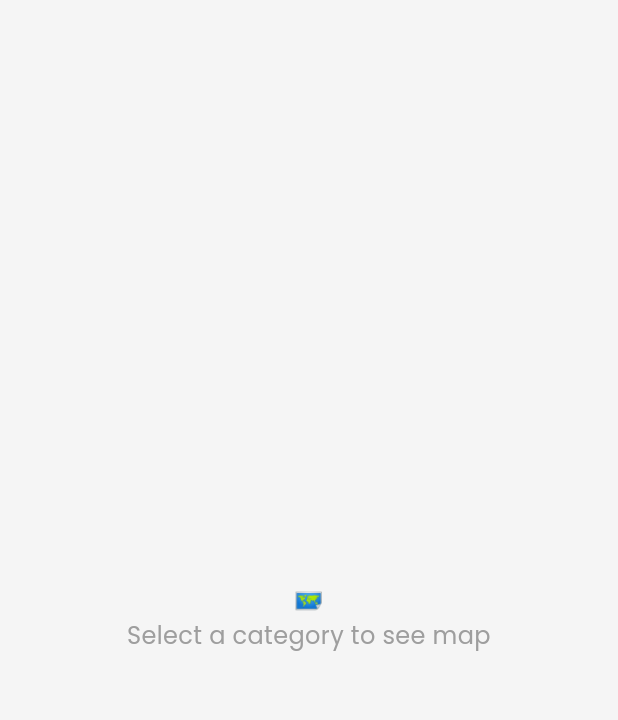
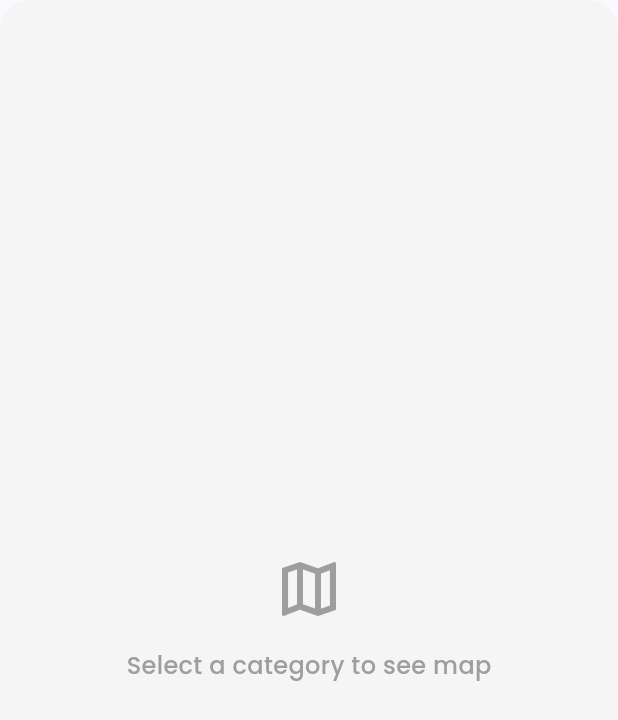
Before and after one commit to mo-sank/dbProject, a Flutter app: the MapPreview widget shown alone on an empty page, opened directly with empty values, on a phone screen of 412 x 824 dp. Shown: the top 720 px of the screen. Run offline on Flutter 3.47's test engine with Material 3 defaults, Android fonts, the phone set to English and light mode, and no system bars; our stand-ins replace animate_do, cloud_firestore, confetti, firebase_auth, firebase_core, fl_chart and 5 more; accounts and stored records are empty.

Commit message:
map update

```diff
--- a/lib/widgets/map_preview.dart
+++ b/lib/widgets/map_preview.dart
@@ -1,62 +1,210 @@
 import 'package:flutter/material.dart';
-import 'dart:math' as math;
+import 'package:flutter_map/flutter_map.dart';
+import 'package:latlong2/latlong.dart';
 import '../models/recommendation_model.dart';
-import 'mini_map_painter.dart';
 
-class MapPreview extends StatelessWidget {
+class MapPreview extends StatefulWidget {
   final List<RecommendationModel> recommendations;
   final String userLocation;
 
   const MapPreview({
-    super.key,
+    Key? key,
     required this.recommendations,
     required this.userLocation,
-  });
+  }) : super(key: key);
+
+  @override
+  State<MapPreview> createState() => _MapPreviewState();
+}
+
+class _MapPreviewState extends State<MapPreview> {
+  final MapController _mapController = MapController();
+  late LatLng _center;
+
+  @override
+  void initState() {
+    super.initState();
+    _initializeMapCenter();
+  }
+
+  void _initializeMapCenter() {
+    // Parse user location to get coordinates
+    // For demo purposes, using default coordinates
+    // In a real app, you'd geocode the user's location
+    _center = const LatLng(40.7128, -74.0060); // New York City coordinates
+  }
 
   @override
   Widget build(BuildContext context) {
-    if (recommendations.isEmpty) {
+    if (widget.recommendations.isEmpty) {
       return Container(
+        decoration: BoxDecoration(
+          borderRadius: BorderRadius.circular(20),
           color: Colors.grey[100],
+        ),
         child: const Center(
-          child: Text(
-            '🗺️\nSelect a category to see map',
-            textAlign: TextAlign.center,
+          child: Column(
+            mainAxisAlignment: MainAxisAlignment.center,
+            children: [
+              Icon(
+                Icons.map_outlined,
+                size: 48,
+                color: Colors.grey,
+              ),
+              SizedBox(height: 16),
+              Text(
+                'Select a category to see map',
                 style: TextStyle(
                   fontSize: 16,
                   color: Colors.grey,
+                  fontWeight: FontWeight.w500,
                 ),
+              ),
+            ],
           ),
         ),
       );
     }
 
-    return Stack(
+    return Container(
+      decoration: BoxDecoration(
+        borderRadius: BorderRadius.circular(20),
+        boxShadow: [
+          BoxShadow(
+            color: Colors.black.withValues(alpha: 0.1),
+            blurRadius: 10,
+            offset: const Offset(0, 5),
+          ),
+        ],
+      ),
+      child: ClipRRect(
+        borderRadius: BorderRadius.circular(20),
+        child: Stack(
           children: [
-        // Background map
+            // Real Map Tiles
+            FlutterMap(
+              mapController: _mapController,
+              options: MapOptions(
+                initialCenter: _center,
+                initialZoom: 13.0,
+                minZoom: 10.0,
+                maxZoom: 18.0,
+                interactionOptions: const InteractionOptions(
+                  flags: InteractiveFlag.pinchZoom | InteractiveFlag.drag,
+                ),
+              ),
+              children: [
+                // OpenStreetMap tiles
+                TileLayer(
+                  urlTemplate: 'https://tile.openstreetmap.org/{z}/{x}/{y}.png',
+                  userAgentPackageName: 'com.example.finpath',
+                  maxZoom: 18,
+                ),
+                // Markers layer
+                MarkerLayer(
+                  markers: _buildMarkers(),
+                ),
+              ],
+            ),
+            // Map overlay with legend and controls
+            Positioned(
+              top: 12,
+              left: 12,
+              child: Container(
+                padding: const EdgeInsets.symmetric(horizontal: 12, vertical: 8),
+                decoration: BoxDecoration(
+                  color: Colors.white.withValues(alpha: 0.9),
+                  borderRadius: BorderRadius.circular(20),
+                  boxShadow: [
+                    BoxShadow(
+                      color: Colors.black.withValues(alpha: 0.1),
+                      blurRadius: 8,
+                      offset: const Offset(0, 2),
+                    ),
+                  ],
+                ),
+                child: Row(
+                  mainAxisSize: MainAxisSize.min,
+                  children: [
                     Container(
-          decoration: BoxDecoration(
-            gradient: LinearGradient(
-              begin: Alignment.topLeft,
-              end: Alignment.bottomRight,
-              colors: [
-                const Color(0xFF6C63FF).withValues(alpha: 0.05),
-                const Color(0xFF4CAF50).withValues(alpha: 0.05),
+                      width: 12,
+                      height: 12,
+                      decoration: const BoxDecoration(
+                        color: Colors.blue,
+                        shape: BoxShape.circle,
+                      ),
+                    ),
+                    const SizedBox(width: 6),
+                    Text(
+                      'You',
+                      style: Theme.of(context).textTheme.bodySmall?.copyWith(
+                        fontWeight: FontWeight.w600,
+                        color: Colors.grey[700],
+                      ),
+                    ),
+                    const SizedBox(width: 12),
+                    Container(
+                      width: 12,
+                      height: 12,
+                      decoration: const BoxDecoration(
+                        color: Colors.red,
+                        shape: BoxShape.circle,
+                      ),
+                    ),
+                    const SizedBox(width: 6),
+                    Text(
+                      'Places',
+                      style: Theme.of(context).textTheme.bodySmall?.copyWith(
+                        fontWeight: FontWeight.w600,
+                        color: Colors.grey[700],
+                      ),
+                    ),
                   ],
                 ),
               ),
-          child: CustomPaint(
-            painter: MiniMapPainter(),
-            size: Size.infinite,
+            ),
+            // GPS button
+            Positioned(
+              bottom: 12,
+              right: 12,
+              child: Container(
+                decoration: BoxDecoration(
+                  color: Colors.white,
+                  borderRadius: BorderRadius.circular(12),
+                  boxShadow: [
+                    BoxShadow(
+                      color: Colors.black.withValues(alpha: 0.1),
+                      blurRadius: 8,
+                      offset: const Offset(0, 2),
+                    ),
+                  ],
+                ),
+                child: IconButton(
+                  onPressed: () {
+                    // Center map on user location
+                    _mapController.move(_center, 15.0);
+                  },
+                  icon: const Icon(Icons.my_location, color: Colors.blue),
+                  tooltip: 'Center on your location',
                 ),
               ),
+            ),
+          ],
+        ),
+      ),
+    );
+  }
 
-        // User location marker (center)
-        Positioned(
-          left: MediaQuery.of(context).size.width * 0.5 - 60,
-          top: MediaQuery.of(context).size.height * 0.25 - 40,
+  List<Marker> _buildMarkers() {
+    List<Marker> markers = [];
+
+    // Add user location marker
+    markers.add(
+      Marker(
+        point: _center,
+        width: 40,
+        height: 40,
         child: Container(
-            padding: const EdgeInsets.all(8),
           decoration: BoxDecoration(
             color: Colors.blue,
             shape: BoxShape.circle,
@@ -64,103 +212,84 @@ class MapPreview extends StatelessWidget {
             boxShadow: [
               BoxShadow(
                 color: Colors.blue.withValues(alpha: 0.3),
-                  blurRadius: 12,
-                  spreadRadius: 4,
+                blurRadius: 8,
+                offset: const Offset(0, 2),
               ),
             ],
           ),
           child: const Icon(
-              Icons.person_pin_circle,
+            Icons.person,
             color: Colors.white,
-              size: 24,
+            size: 20,
           ),
         ),
       ),
+    );
 
-        // Recommendation markers
-        ...recommendations.take(5).toList().asMap().entries.map((entry) {
-          final index = entry.key;
-          final rec = entry.value;
-          final random = math.Random(rec.id.hashCode);
+    // Add recommendation markers
+    for (int i = 0; i < widget.recommendations.length; i++) {
+      final recommendation = widget.recommendations[i];
+      final offset = _getMarkerOffset(i);
+      final markerPoint = LatLng(
+        _center.latitude + offset.latitude,
+        _center.longitude + offset.longitude,
+      );
 
-          // Position markers around the user
-          final angle = (index * 2 * math.pi / 5);
-          final radius = 60.0 + random.nextDouble() * 40;
-
-          final left = MediaQuery.of(context).size.width * 0.5 - 60 +
-                      (math.cos(angle) * radius);
-          final top = MediaQuery.of(context).size.height * 0.25 - 40 +
-                     (math.sin(angle) * radius);
-
-          return Positioned(
-            left: left,
-            top: top,
+      markers.add(
+        Marker(
+          point: markerPoint,
+          width: 32,
+          height: 32,
           child: Container(
-              padding: const EdgeInsets.all(6),
             decoration: BoxDecoration(
               color: Colors.red,
               shape: BoxShape.circle,
               border: Border.all(color: Colors.white, width: 2),
               boxShadow: [
                 BoxShadow(
-                    color: Colors.red.withValues(alpha: 0.4),
-                    blurRadius: 8,
-                    spreadRadius: 2,
+                  color: Colors.red.withValues(alpha: 0.3),
+                  blurRadius: 6,
+                  offset: const Offset(0, 2),
                 ),
               ],
             ),
-              child: Text(
-                rec.icon,
-                style: const TextStyle(fontSize: 16),
+            child: Icon(
+              _getCategoryIcon(recommendation.category),
+              color: Colors.white,
+              size: 16,
+            ),
           ),
         ),
       );
-        }),
+    }
 
-        // Legend
-        Positioned(
-          top: 16,
-          left: 16,
-          child: Container(
-            padding: const EdgeInsets.symmetric(horizontal: 12, vertical: 8),
-            decoration: BoxDecoration(
-              color: Colors.white,
-              borderRadius: BorderRadius.circular(12),
-              boxShadow: [
-                BoxShadow(
-                  color: Colors.black.withValues(alpha: 0.1),
-                  blurRadius: 8,
-                ),
-              ],
-            ),
-            child: Row(
-              mainAxisSize: MainAxisSize.min,
-              children: [
-                const Icon(Icons.person_pin_circle, color: Colors.blue, size: 16),
-                const SizedBox(width: 6),
-                const Text(
-                  'You',
-                  style: TextStyle(fontSize: 12, fontWeight: FontWeight.w600),
-                ),
-                const SizedBox(width: 12),
-                Container(
-                  width: 16,
-                  height: 16,
-                  decoration: const BoxDecoration(
-                    color: Colors.red,
-                    shape: BoxShape.circle,
-                  ),
-                ),
-                const SizedBox(width: 6),
-                const Text(
-                  'Places',
-                  style: TextStyle(fontSize: 12, fontWeight: FontWeight.w600),
-                ),
-              ],
-            ),
-          ),
-        ),
-      ],
+    return markers;
+  }
+
+  LatLng _getMarkerOffset(int index) {
+    // Distribute markers around the user location in a circle
+    final double radius = 0.01; // Adjust this to control marker spread
+
+    return LatLng(
+      radius * (index % 2 == 0 ? 1 : -1) * (0.5 + (index % 3) * 0.3),
+      radius * (index % 3 == 0 ? 1 : -1) * (0.5 + (index % 2) * 0.3),
     );
   }
+
+  IconData _getCategoryIcon(String category) {
+    switch (category.toLowerCase()) {
+      case 'grocery':
+        return Icons.shopping_cart;
+      case 'childcare':
+        return Icons.child_care;
+      case 'transportation':
+        return Icons.directions_bus;
+      case 'banking':
+        return Icons.account_balance;
+      case 'healthcare':
+        return Icons.local_hospital;
+      default:
+        return Icons.place;
     }
+  }
+}
```
Also changed, not shown: lib/screens/dashboard_screen.dart (+8 -8 lines), 1 other file. Lines whose indentation alone changed are shown as unchanged.
